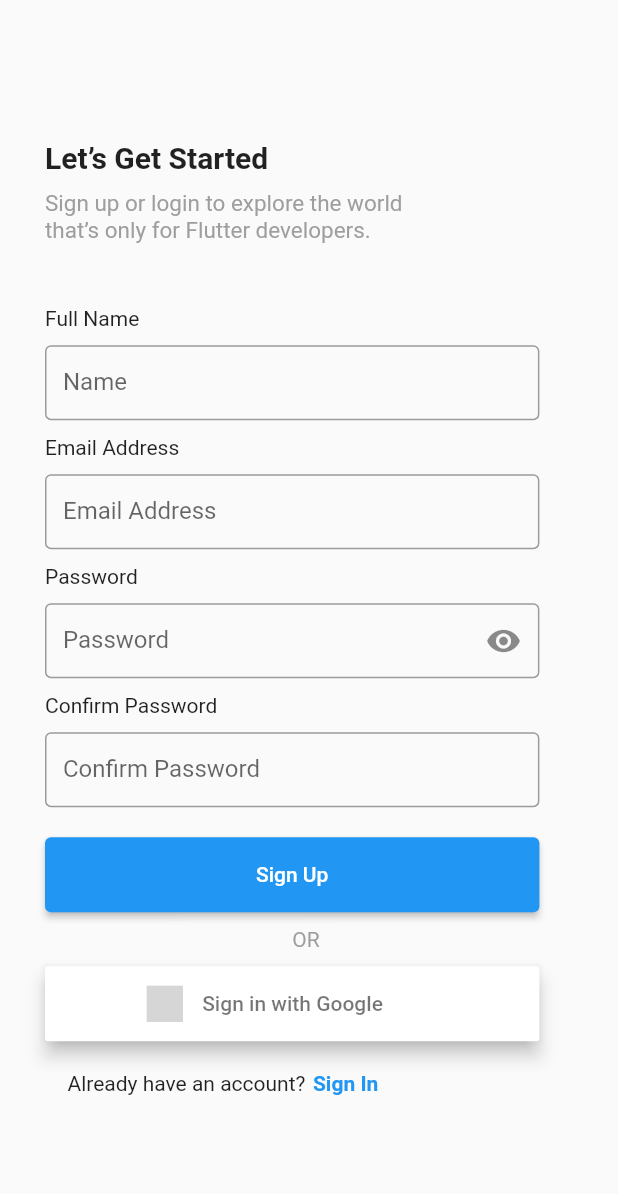
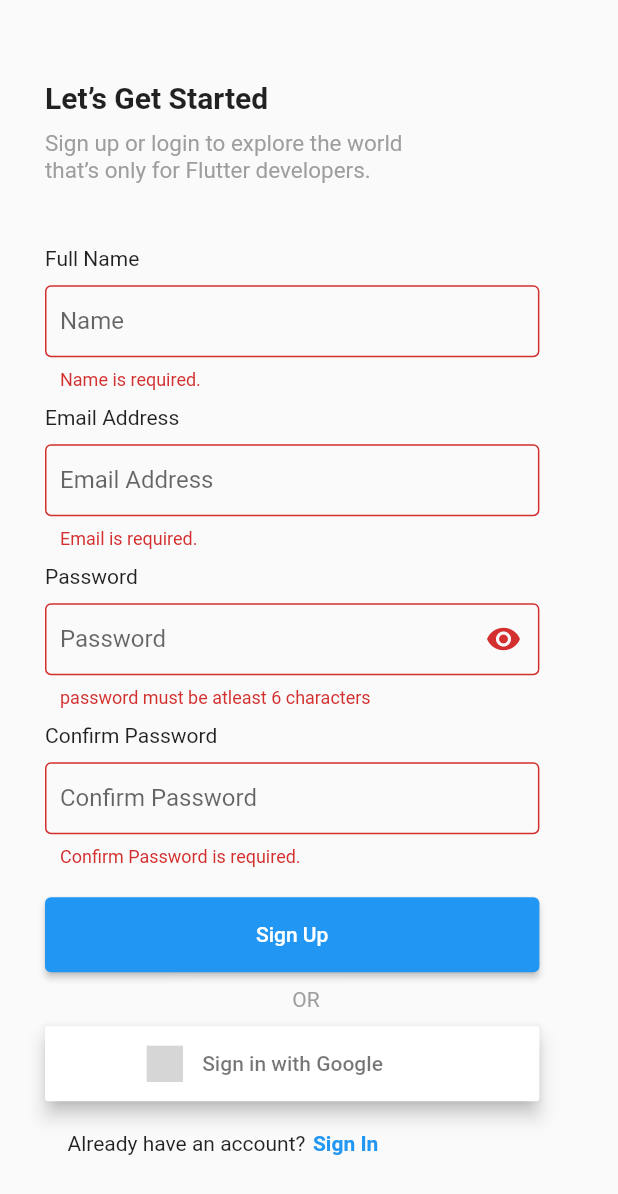
Before and after one commit to vaseemva/Flutter-Gram, a Flutter app: the SignupScreen screen opened directly, after a tap on "Sign Up", on a phone screen of 412 x 824 dp. Shown: the top 1194 px of the screen. Run offline on Flutter 3.47's test engine with Material 2 defaults, Android fonts, the light colour scheme and no system bars; our stand-ins replace cloud_firestore, firebase_auth, firebase_core, flutter_signin_button, google_fonts, smooth_page_indicator; accounts and stored records are empty; Roboto replaces fonts that are missing (Almarai); grey boxes are pictures that could not be loaded.

Commit message:
signup with email without verification done

```diff
--- a/lib/resources/auth_methods.dart
+++ b/lib/resources/auth_methods.dart
@@ -24,7 +24,12 @@ class AuthMethods {
         });
         res = 'success';
       }
-    } catch (e) {
+    }on FirebaseAuthException catch(err){
+     if(err.code=='invalid-email'){
+      res='The email address is badly formatted';
+     }
+    }
+    catch (e) {
       res = e.toString();
     }
     return res;
--- a/lib/screens/sign_in_screen/signin_screen.dart
+++ b/lib/screens/sign_in_screen/signin_screen.dart
@@ -37,8 +37,14 @@ class SigninScreen extends StatelessWidget {
               const Text('Email Address'),
               kHeight10,
               CustomTextField(
+                validator: (value) {
+                  if (value!.isEmpty) {
+                    return 'Please enter some text';
+                  }
+                  return null;
+                },
                 size: size,
-               controller: _emailController,
+                controller: _emailController,
                 inputType: TextInputType.emailAddress,
                 labelText: 'Email',
               ),
@@ -64,7 +70,7 @@ class SigninScreen extends StatelessWidget {
                 onPressed: () {},
               ),
               kHeight20,
-             const SigningBottomText(
+              const SigningBottomText(
                 longText: "Don't have an account?",
                 buttonText: 'Create One',
               )
@@ -77,7 +83,7 @@ class SigninScreen extends StatelessWidget {
 
   navigateToSignup(BuildContext context) {
     Navigator.of(context).push(MaterialPageRoute(
-      builder: (context) =>  SignupScreen(),
+      builder: (context) => SignupScreen(),
     ));
   }
 }
--- a/lib/screens/sign_in_screen/widgets/custom_textfield.dart
+++ b/lib/screens/sign_in_screen/widgets/custom_textfield.dart
@@ -1,12 +1,15 @@
 import 'package:flutter/material.dart';
 
 class CustomTextField extends StatelessWidget {
-  const CustomTextField({
-    Key? key,
-    required this.size,
-    required TextEditingController controller,
-    required this.inputType, required this.labelText,this.obscure=false
-  })  : _controller = controller,
+  const CustomTextField(
+      {Key? key,
+      required this.size,
+      required TextEditingController controller,
+      required this.inputType,
+      required this.labelText,
+      this.obscure = false,
+      required this.validator})
+      : _controller = controller,
         super(key: key);
 
   final Size size;
@@ -14,18 +17,23 @@ class CustomTextField extends StatelessWidget {
   final TextInputType inputType;
   final String labelText;
   final bool obscure;
+  final FormFieldValidator<String?> validator;
 
   @override
   Widget build(BuildContext context) {
     return SizedBox(
       width: size.width * 0.8,
-      height: 50,
+      // height: 40,
       child: TextFormField(
+        validator: validator,
         controller: _controller,
         keyboardType: inputType,
         obscureText: obscure,
-        decoration:  InputDecoration(
-            border:const OutlineInputBorder(), labelText: labelText),
+        decoration: InputDecoration(
+            contentPadding:
+                const EdgeInsets.symmetric(vertical: 10.0, horizontal: 10.0),
+            border: const OutlineInputBorder(),
+            labelText: labelText),
       ),
     );
   }
--- a/lib/screens/sign_in_screen/widgets/password_textfield.dart
+++ b/lib/screens/sign_in_screen/widgets/password_textfield.dart
@@ -6,7 +6,8 @@ class PasswordTextField extends StatelessWidget {
   const PasswordTextField({
     Key? key,
     required this.size,
-    required TextEditingController passwordController, required this.inputType,
+    required TextEditingController passwordController,
+    required this.inputType,
   })  : _passwordController = passwordController,
         super(key: key);
 
@@ -19,13 +20,21 @@ class PasswordTextField extends StatelessWidget {
     final provider = Provider.of<PasswordProvider>(context);
     return SizedBox(
       width: size.width * 0.8,
-      height: 50,
+      // height: 50,
       child: TextFormField(
+        validator: (value) {
+          if(value!.length<6){
+            return 'password must be atleast 6 characters';
+          }
+          return null;
+        },
         controller: _passwordController,
         obscureText: provider.isPasswordVisible,
         keyboardType: inputType,
         decoration: InputDecoration(
-            border:const OutlineInputBorder(),
+            contentPadding:
+                const EdgeInsets.symmetric(vertical: 10.0, horizontal: 10.0),
+            border: const OutlineInputBorder(),
             labelText: 'Password',
             suffixIcon: GestureDetector(
               onTap: () {
--- a/lib/screens/signup_screen/signup_screen.dart
+++ b/lib/screens/signup_screen/signup_screen.dart
@@ -1,20 +1,23 @@
 import 'package:flutter/material.dart';
+import 'package:flutter_gram/resources/auth_methods.dart';
 import 'package:flutter_gram/screens/sign_in_screen/widgets/custom_textfield.dart';
 import 'package:flutter_gram/screens/sign_in_screen/widgets/google_signin.dart';
 import 'package:flutter_gram/screens/sign_in_screen/widgets/or_widget.dart';
 import 'package:flutter_gram/screens/sign_in_screen/widgets/password_textfield.dart';
 import 'package:flutter_gram/screens/sign_in_screen/widgets/signing_titles.dart';
 import 'package:flutter_gram/screens/signup_screen/widgets/signup_bottom_text.dart';
-import 'package:flutter_gram/screens/signup_screen/widgets/signup_button.dart';
 import 'package:flutter_gram/utils/constants.dart';
 import 'package:flutter_gram/utils/strings.dart';
+
 
 class SignupScreen extends StatelessWidget {
   SignupScreen({Key? key}) : super(key: key);
   final TextEditingController _nameController = TextEditingController();
   final TextEditingController _emailController = TextEditingController();
   final TextEditingController _passwordController = TextEditingController();
-  final TextEditingController _confirmPasswordController =TextEditingController();
+  final TextEditingController _confirmPasswordController =
+      TextEditingController();
+  final _formKey = GlobalKey<FormState>();
 
   @override
   Widget build(BuildContext context) {
@@ -23,17 +26,21 @@ class SignupScreen extends StatelessWidget {
       resizeToAvoidBottomInset: false,
       body: Padding(
         padding: const EdgeInsets.only(left: 30),
+        child: Form(
+          key: _formKey,
           child: Column(
             mainAxisAlignment: MainAxisAlignment.center,
             crossAxisAlignment: CrossAxisAlignment.start,
             children: [
-            SigningTitles(title: 'Let’s Get Started', subtitle: signUpSubtitle),
+              SigningTitles(
+                  title: 'Let’s Get Started', subtitle: signUpSubtitle),
               SizedBox(
                 height: size.height * 0.0500,
               ),
               const Text('Full Name'),
               kHeight10,
               CustomTextField(
+                validator: validateName,
                 size: size,
                 controller: _nameController,
                 inputType: TextInputType.name,
@@ -43,6 +50,7 @@ class SignupScreen extends StatelessWidget {
               const Text('Email Address'),
               kHeight10,
               CustomTextField(
+                  validator: validateEmail,
                   size: size,
                   controller: _emailController,
                   inputType: TextInputType.emailAddress,
@@ -58,6 +66,15 @@ class SignupScreen extends StatelessWidget {
               const Text('Confirm Password'),
               kHeight10,
               CustomTextField(
+                validator: (value) {
+                  if (value!.isEmpty) {
+                    return 'Confirm Password is required.';
+                  }
+                  if (value != _passwordController.text) {
+                    return 'Passwords do not match';
+                  }
+                  return null;
+                },
                 size: size,
                 controller: _confirmPasswordController,
                 inputType: TextInputType.visiblePassword,
@@ -65,8 +82,11 @@ class SignupScreen extends StatelessWidget {
                 obscure: true,
               ),
               kHeight20,
-            SignupButton(
-              size: size,
+              SizedBox(
+                width: size.width * 0.8,
+                height: 50,
+                child: ElevatedButton(
+                    onPressed: signupUser, child: const Text("Sign Up")),
               ),
               kHeight10,
               OrWidget(size: size),
@@ -78,8 +98,37 @@ class SignupScreen extends StatelessWidget {
             ],
           ),
         ),
+      ),
     );
-
   }
 
+  signupUser() async {
+    if (_formKey.currentState!.validate()) {
+      String res = await AuthMethods().signupUser(
+          fullName: _nameController.text.trim(),
+          emailAddress: _emailController.text.trim(),
+          password: _passwordController.text.trim());
+      print(res);
     }
+  }
+
+  String? validateName(String? name) {
+    if (name == null || name.isEmpty) {
+      return 'Name is required.';
+    }
+    if (name.length < 3) {
+      return 'Name must be at least 3 characters long.';
+    }
+    return null;
+  }
+
+  String? validateEmail(String? email) {
+    if (email!.isEmpty) {
+      return 'Email is required.';
+    }
+    if (!RegExp(r'^[a-zA-Z0-9.]+@[a-zA-Z0-9]+\.[a-zA-Z]+').hasMatch(email)) {
+      return 'Invalid email address.';
+    }
+    return null;
+  }
+}
```
Lines whose indentation alone changed are shown as unchanged.
